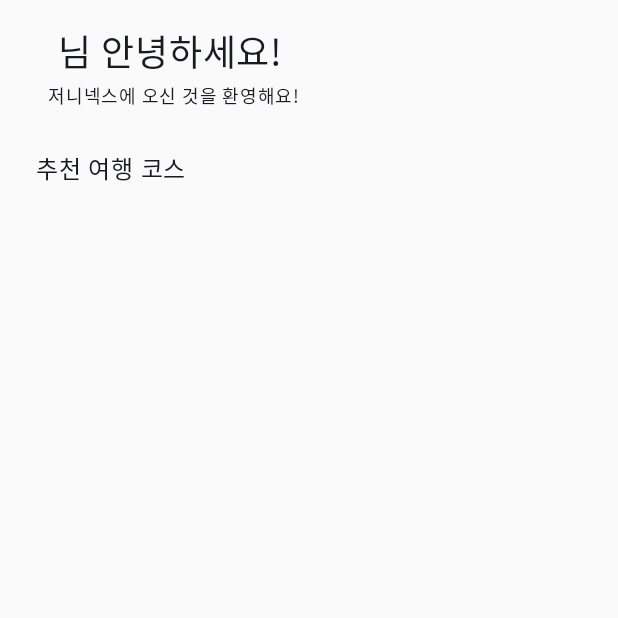
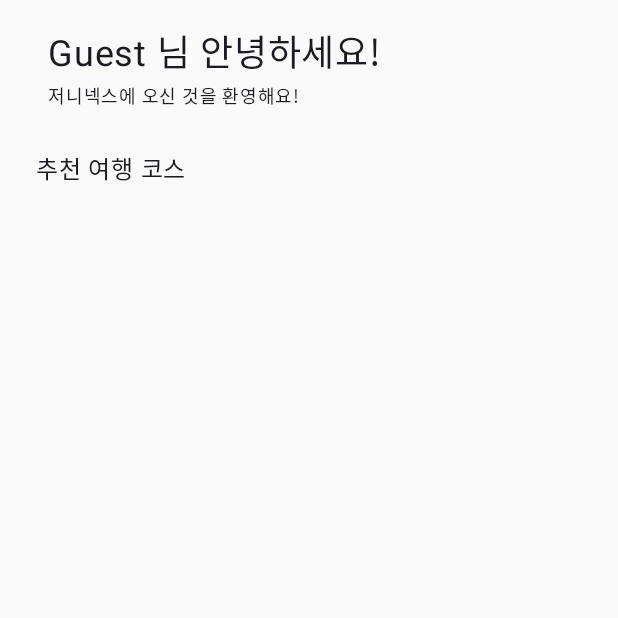
Before and after one commit to Woo-Dong93/PostTrip, an Android app built with Jetpack Compose: the composable HomeScreen shown on its own in the app's theme, on a phone screen of 412 x 824 dp, the top half of it. Run offline under Robolectric (Android 15) with nearby library versions, the light colour scheme and no system bars; our stand-ins replace Dagger/Hilt's generated code; libraries missing offline, so code that uses them is left out: com.jakewharton.retrofit2; pictures from the network do not load; Roboto replaces fonts that are not available here.

Commit message:
feature(app) - QA 이슈 수정 - 2

```diff
--- a/packages/app/app/src/main/java/com/posttrip/journeydex/ui/navigation/JourneydexNavHost.kt
+++ b/packages/app/app/src/main/java/com/posttrip/journeydex/ui/navigation/JourneydexNavHost.kt
@@ -70,7 +70,7 @@
         )
         settingScreen(
             onBackClick = {
-
+                navController.popBackStack()
             },
             onTermsClick = {
                 navController.navigateToTerms()
--- a/packages/app/feature/home/src/main/java/com/posttrip/journeydex/feature/home/HomeScreen.kt
+++ b/packages/app/feature/home/src/main/java/com/posttrip/journeydex/feature/home/HomeScreen.kt
@@ -143,7 +143,7 @@
             .fillMaxSize()
             .padding(start = 16.dp, end = 16.dp, top = 16.dp)
     ) {
-        UserProfileSection(name = "${LoginCached.nickname} 님")
+        UserProfileSection(name = if(LoginCached.nickname.isNotEmpty()) "${LoginCached.nickname} 님" else "Guest 님")
         Spacer(modifier = Modifier.height(16.dp))
         LazyVerticalGrid(
             columns = GridCells.Fixed(2),
--- a/packages/app/feature/reward/src/main/java/com/posttrip/journeydex/feature/reward/navigation/SettingScreen.kt
+++ b/packages/app/feature/reward/src/main/java/com/posttrip/journeydex/feature/reward/navigation/SettingScreen.kt
@@ -127,9 +127,9 @@
         JTopAppBar(
             navigationIcon = {
                 Spacer(modifier = Modifier.size(40.dp))
-//                IconButton(onClick = onBackClick) {
-//                    Icon(imageVector = Icons.Default.KeyboardArrowLeft, contentDescription = null)
-//                }
+                IconButton(onClick = onBackClick) {
+                    Icon(imageVector = Icons.Default.KeyboardArrowLeft, contentDescription = null)
+                }
             },
             actions = {
                 Spacer(modifier = Modifier.size(40.dp))
```
Also changed, not shown: packages/app/feature/map/src/main/res/drawable/ic_char1_enable.png, packages/app/feature/map/src/main/res/drawable/ic_char1_finished.png, packages/app/feature/map/src/main/res/drawable/ic_char_busan_enable.png, packages/app/feature/map/src/main/res/drawable/ic_char_busan_finished.png, packages/app/feature/map/src/main/res/drawable/ic_char_jeonju_enable.png, packages/app/feature/map/src/main/res/drawable/ic_char_jeonju_finished.png, packages/app/feature/map/src/main/res/drawable/ic_char_seoul_enable.png, packages/app/feature/map/src/main/res/drawable/ic_char_seoul_finished.png.
